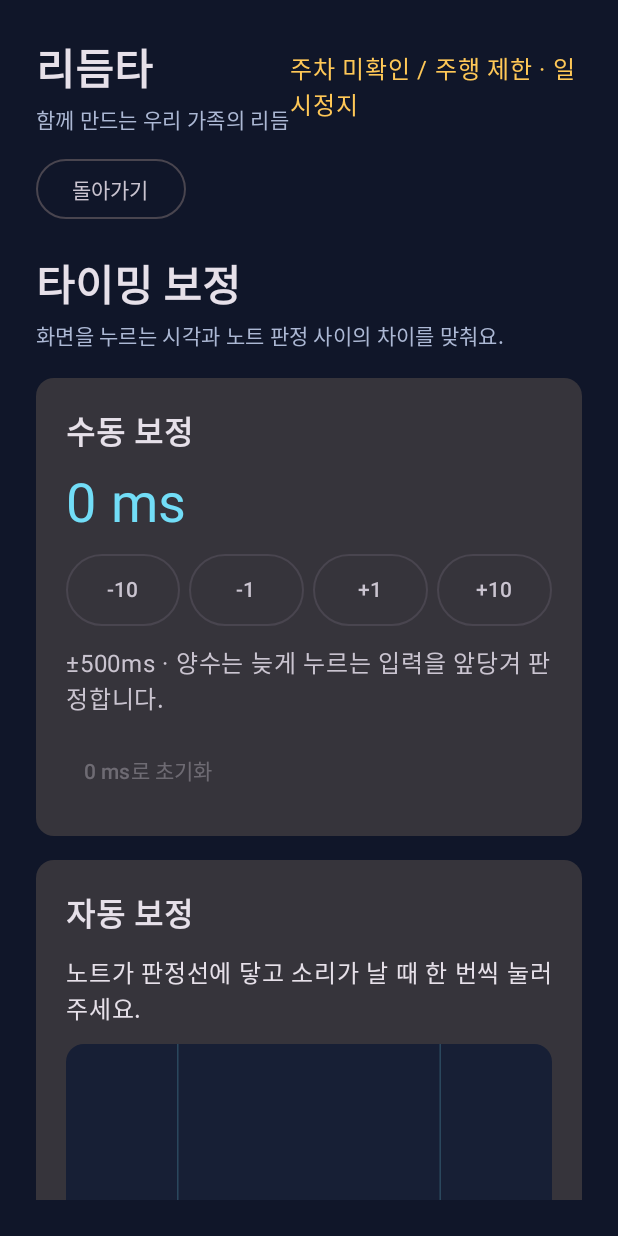
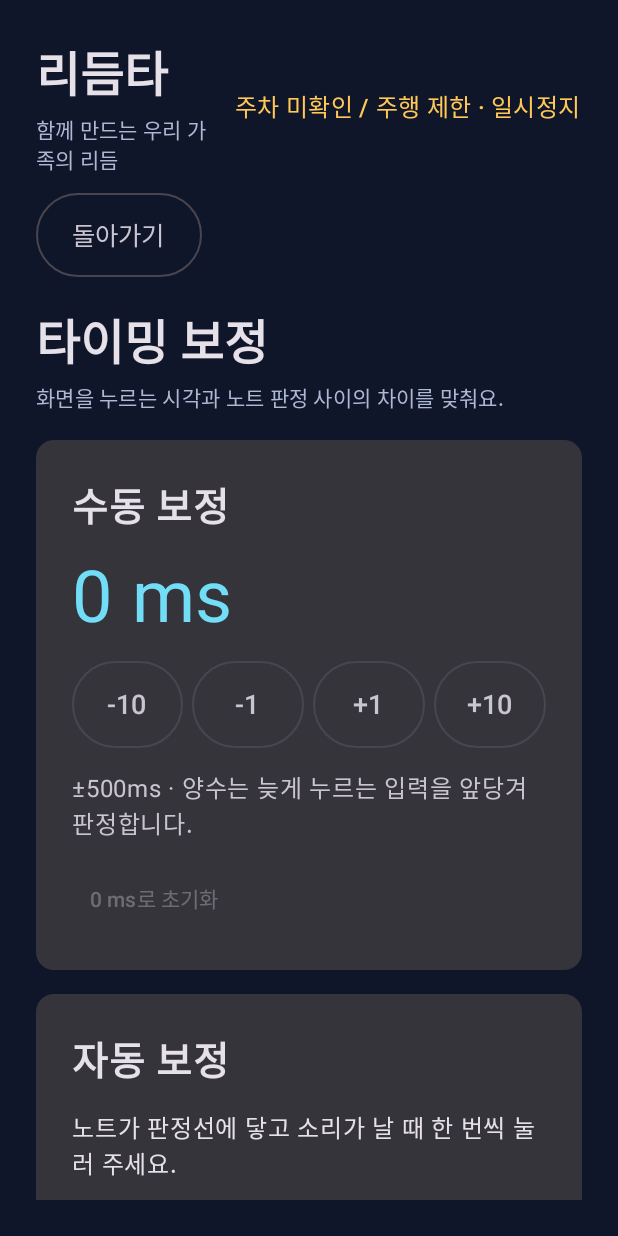
Before and after one commit to Cocoa7-55a/Beat-rider, an Android app built with Jetpack Compose: the screen it shows after launch (MainActivity), after a tap on "타이밍 보정", on a phone screen of 412 x 824 dp. Run offline under Robolectric (Android 15) with nearby library versions, the phone set to English and light mode, and no system bars; libraries missing offline, so code that uses them is left out: ai.pleos.playground; 7 statements that could not run were skipped.

Commit message:
Enlarge layouts across rhythm game screens

```diff
--- a/app/src/main/java/com/example/hyundaiapp/GameHome.kt
+++ b/app/src/main/java/com/example/hyundaiapp/GameHome.kt
@@ -28,6 +28,8 @@ import androidx.compose.ui.text.font.FontWeight
 import androidx.compose.ui.unit.dp
 import androidx.compose.ui.unit.sp
 
+internal val GameContentMaxWidth = 1280.dp
+
 private val HomeAccent = Color(0xFFFF82AA)
 private val HomeOnAccent = Color(0xFF301125)
 private val HomePanel = Color(0xFF1D2034)
@@ -35,7 +37,7 @@ private val HomePanel = Color(0xFF1D2034)
 @Composable
 internal fun GameHome(onPlay: () -> Unit, onTiming: () -> Unit, heading: @Composable () -> Unit) {
     Box(Modifier.fillMaxSize().verticalScroll(rememberScrollState()), contentAlignment = Alignment.Center) {
-        BoxWithConstraints(Modifier.widthIn(max = 1280.dp).fillMaxWidth().padding(vertical = 28.dp)) {
+        BoxWithConstraints(Modifier.widthIn(max = GameContentMaxWidth).fillMaxWidth().padding(vertical = 28.dp)) {
             if (maxWidth >= 720.dp) {
                 Row(
                     horizontalArrangement = Arrangement.spacedBy(48.dp),
@@ -88,7 +90,7 @@ internal fun SharedTransitionScope.BrandHeading(
     StaggeredHeading(
         title = "리듬타",
         subtitle = "함께 만드는 우리 가족의 리듬",
-        titleStyle = (if (expanded) typography.displayLarge else typography.headlineMedium)
+        titleStyle = (if (expanded) typography.displayLarge else typography.headlineLarge)
             .copy(fontWeight = FontWeight.Black),
         subtitleStyle = if (expanded) typography.titleLarge else typography.bodyMedium,
         modifier = Modifier.sharedBounds(
--- a/app/src/main/java/com/example/hyundaiapp/TimingCalibration.kt
+++ b/app/src/main/java/com/example/hyundaiapp/TimingCalibration.kt
@@ -16,6 +16,7 @@ import androidx.compose.ui.geometry.Offset
 import androidx.compose.ui.geometry.Size
 import androidx.compose.ui.graphics.Color
 import androidx.compose.ui.text.font.FontWeight
+import androidx.compose.ui.unit.Dp
 import androidx.compose.ui.unit.dp
 import androidx.compose.ui.unit.sp
 import android.os.SystemClock
@@ -110,33 +111,34 @@ internal fun TimingCalibrationPage(
 
     Box(Modifier.fillMaxSize(), contentAlignment = Alignment.TopCenter) {
         Column(
-            Modifier.widthIn(max = 980.dp).fillMaxWidth().verticalScroll(rememberScrollState()),
+            Modifier.widthIn(max = GameContentMaxWidth).fillMaxWidth().verticalScroll(rememberScrollState()),
             verticalArrangement = Arrangement.spacedBy(18.dp)
         ) {
             OutlinedButton(onClick = {
                 trial = null
                 stopAudio()
                 onBack()
-            }) { Text("돌아가기") }
+            }, modifier = Modifier.heightIn(min = 56.dp)) { Text("돌아가기", fontSize = 17.sp) }
             StaggeredHeading(
                 "타이밍 보정", "화면을 누르는 시각과 노트 판정 사이의 차이를 맞춰요.",
-                MaterialTheme.typography.headlineMedium.copy(fontWeight = FontWeight.Bold)
+                MaterialTheme.typography.headlineLarge.copy(fontWeight = FontWeight.Bold)
             )
             BoxWithConstraints(Modifier.fillMaxWidth()) {
+                val wideLayout = maxWidth >= 720.dp
                 val manual: @Composable (Modifier) -> Unit = { modifier ->
                     Card(modifier) {
-                        Column(Modifier.padding(20.dp), verticalArrangement = Arrangement.spacedBy(12.dp)) {
-                            Text("수동 보정", fontSize = 21.sp, fontWeight = FontWeight.Bold)
-                            Text(signedMs(offsetMs), fontSize = 36.sp, color = MaterialTheme.colorScheme.primary)
+                        Column(Modifier.padding(24.dp), verticalArrangement = Arrangement.spacedBy(14.dp)) {
+                            Text("수동 보정", fontSize = 26.sp, fontWeight = FontWeight.Bold)
+                            Text(signedMs(offsetMs), fontSize = 48.sp, lineHeight = 54.sp, color = MaterialTheme.colorScheme.primary)
                             Row(horizontalArrangement = Arrangement.spacedBy(6.dp)) {
                                 listOf(-10L, -1L, 1L, 10L).forEach { step ->
                                     val next = (offsetMs + step).coerceIn(-MAX_TIMING_OFFSET_MS, MAX_TIMING_OFFSET_MS)
                                     OutlinedButton(
                                         onClick = { onOffsetChanged(next) },
                                         enabled = !measuring && next != offsetMs,
-                                        modifier = Modifier.weight(1f).heightIn(min = 48.dp),
+                                        modifier = Modifier.weight(1f).heightIn(min = 58.dp),
                                         contentPadding = PaddingValues(horizontal = 4.dp)
-                                    ) { Text(if (step > 0) "+$step" else step.toString()) }
+                                    ) { Text(if (step > 0) "+$step" else step.toString(), fontSize = 18.sp) }
                                 }
                             }
                             Text("±${MAX_TIMING_OFFSET_MS}ms · 양수는 늦게 누르는 입력을 앞당겨 판정합니다.", color = MaterialTheme.colorScheme.onSurfaceVariant)
@@ -148,10 +150,10 @@ internal fun TimingCalibrationPage(
                 }
                 val automatic: @Composable (Modifier) -> Unit = { modifier ->
                     Card(modifier) {
-                        Column(Modifier.padding(20.dp), verticalArrangement = Arrangement.spacedBy(12.dp)) {
-                            Text("자동 보정", fontSize = 21.sp, fontWeight = FontWeight.Bold)
+                        Column(Modifier.padding(24.dp), verticalArrangement = Arrangement.spacedBy(14.dp)) {
+                            Text("자동 보정", fontSize = 26.sp, fontWeight = FontWeight.Bold)
                             Text("노트가 판정선에 닿고 소리가 날 때 한 번씩 눌러 주세요.")
-                            CalibrationLane(trial, elapsed)
+                            CalibrationLane(trial, elapsed, if (wideLayout) 300.dp else 220.dp)
                             if (measuring) {
                                 Text("유효한 탭 $sampleCount / $CalibrationBeats")
                                 Text(tapFeedback ?: "노트를 기다려 주세요.", color = MaterialTheme.colorScheme.primary)
@@ -163,8 +165,8 @@ internal fun TimingCalibrationPage(
                                         if (error != null) tapFeedback = "입력 오차 ${signedMs(error)}"
                                     },
                                     enabled = canMeasure && audioReady,
-                                    modifier = Modifier.fillMaxWidth().heightIn(min = 54.dp)
-                                ) { Text("박자에 맞춰 누르기") }
+                                    modifier = Modifier.fillMaxWidth().heightIn(min = 68.dp)
+                                ) { Text("박자에 맞춰 누르기", fontSize = 20.sp) }
                                 TextButton(onClick = {
                                     trial = null
                                     stopAudio()
@@ -186,14 +188,14 @@ internal fun TimingCalibrationPage(
                                         }
                                     },
                                     enabled = canMeasure,
-                                    modifier = Modifier.fillMaxWidth().heightIn(min = 54.dp)
-                                ) { Text("자동 보정 시작") }
+                                    modifier = Modifier.fillMaxWidth().heightIn(min = 68.dp)
+                                ) { Text("자동 보정 시작", fontSize = 20.sp) }
                             }
                         }
                     }
                 }
-                if (maxWidth >= 640.dp) {
-                    Row(horizontalArrangement = Arrangement.spacedBy(20.dp)) {
+                if (wideLayout) {
+                    Row(horizontalArrangement = Arrangement.spacedBy(26.dp)) {
                         manual(Modifier.weight(1f))
                         automatic(Modifier.weight(1.25f))
                     }
@@ -209,9 +211,9 @@ internal fun TimingCalibrationPage(
 }
 
 @Composable
-private fun CalibrationLane(trial: TimingTrial?, elapsed: Long) {
+private fun CalibrationLane(trial: TimingTrial?, elapsed: Long, height: Dp) {
     val accent = MaterialTheme.colorScheme.primary
-    Canvas(Modifier.fillMaxWidth().height(220.dp).background(previewSurface, RoundedCornerShape(12.dp)).clipToBounds()) {
+    Canvas(Modifier.fillMaxWidth().height(height).background(previewSurface, RoundedCornerShape(12.dp)).clipToBounds()) {
         val line = size.height * .79f
         val left = size.width * .23f
         val right = size.width * .77f
@@ -225,8 +227,8 @@ private fun CalibrationLane(trial: TimingTrial?, elapsed: Long) {
         if (noteAt != null) {
             val y = line - (noteAt - elapsed).toFloat() / NoteTravelMs * line
             drawRoundRect(
-                accent, Offset(size.width * .33f, y - 8.dp.toPx()),
-                Size(size.width * .34f, 16.dp.toPx()), CornerRadius(6.dp.toPx())
+                accent, Offset(size.width * .33f, y - 11.dp.toPx()),
+                Size(size.width * .34f, 22.dp.toPx()), CornerRadius(8.dp.toPx())
             )
         }
     }
--- a/app/src/main/java/com/example/hyundaiapp/UiMotion.kt
+++ b/app/src/main/java/com/example/hyundaiapp/UiMotion.kt
@@ -105,10 +105,10 @@ internal fun DrawnCheckbox(checked: Boolean, enabled: Boolean, onCheckedChange:
     val colors = MaterialTheme.colorScheme
     val ink = if (enabled) colors.primary else colors.onSurface.copy(alpha = .38f)
     Box(
-        Modifier.size(48.dp).toggleable(checked, enabled = enabled, role = Role.Checkbox, onValueChange = onCheckedChange),
+        Modifier.size(54.dp).toggleable(checked, enabled = enabled, role = Role.Checkbox, onValueChange = onCheckedChange),
         contentAlignment = Alignment.Center
     ) {
-        Canvas(Modifier.size(20.dp)) {
+        Canvas(Modifier.size(24.dp)) {
             val outline = 2.dp.toPx()
             val inset = outline / 2
             val corner = CornerRadius(3.dp.toPx())
```
Also changed, not shown: app/src/main/java/com/example/hyundaiapp/MainActivity.kt (+169 -64 lines), app/src/main/java/com/example/hyundaiapp/SongPicker.kt (+20 -20 lines), app/src/main/java/com/example/hyundaiapp/VehicleSeatMap.kt (+7 -6 lines).
